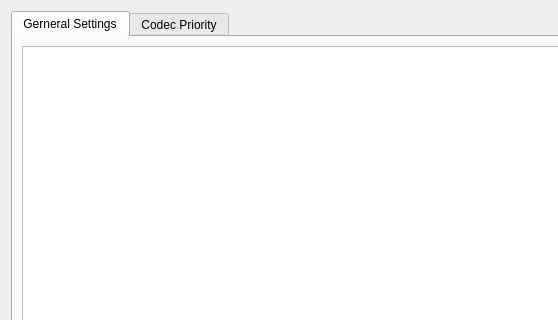
The window that generalsettings.ui (AWAH-SIP/AWAH-SIP_Desktop-GUI) describes before a commit, drawn with Qt 5; both pictures show x 0 to 558 and y 0 to 320 of the 822 by 869 pixel window.
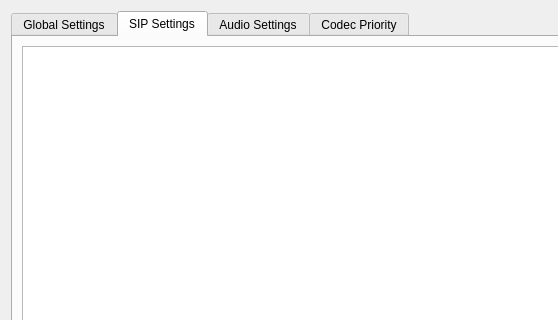
The same window after the commit. The open tabs and pages were chosen to show the change.

Patch:
```diff
--- a/generalsettings.ui
+++ b/generalsettings.ui
@@ -52,7 +52,7 @@
      </property>
      <widget class="QWidget" name="General">
       <attribute name="title">
-       <string>Gerneral Settings</string>
+       <string>Global Settings</string>
       </attribute>
       <layout class="QGridLayout" name="gridLayout_2">
        <item row="0" column="0">
@@ -60,6 +60,26 @@
        </item>
       </layout>
      </widget>
+     <widget class="QWidget" name="sipsettings">
+      <attribute name="title">
+       <string>SIP Settings</string>
+      </attribute>
+      <layout class="QGridLayout" name="gridLayout_4">
+       <item row="0" column="0">
+        <widget class="QTableView" name="tableView_sip"/>
+       </item>
+      </layout>
+     </widget>
+     <widget class="QWidget" name="audiosettings">
+      <attribute name="title">
+       <string>Audio Settings</string>
+      </attribute>
+      <layout class="QGridLayout" name="gridLayout_5">
+       <item row="0" column="0">
+        <widget class="QTableView" name="tableView_audio"/>
+       </item>
+      </layout>
+     </widget>
      <widget class="QWidget" name="Codecprio">
       <attribute name="title">
        <string>Codec Priority</string>
```
